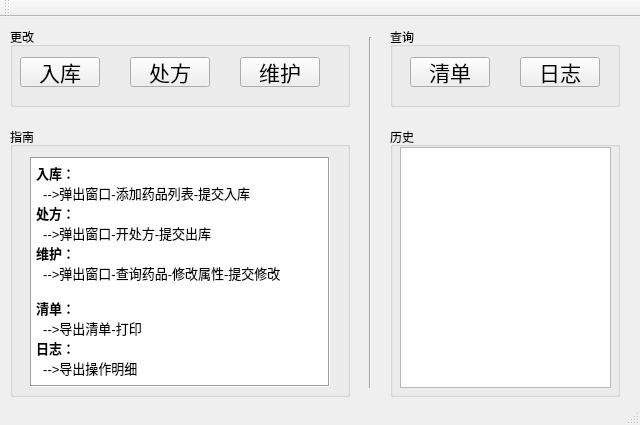
The window that panel.ui (yirami/LMMS-out-of-date) describes before a commit, drawn with Qt 5.
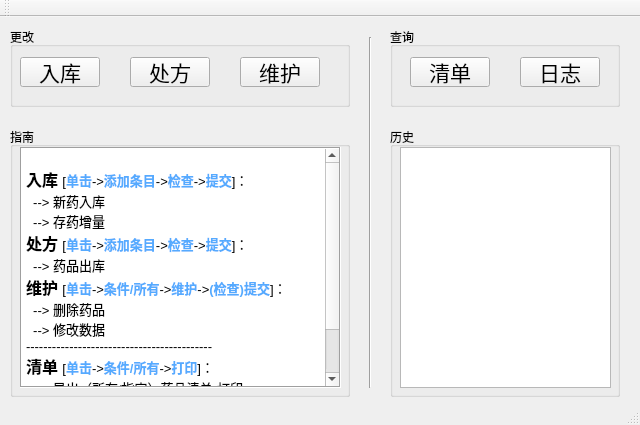
The same window after the commit.

Diff of the .ui file:
```diff
--- a/panel.ui
+++ b/panel.ui
@@ -153,10 +153,10 @@
      </property>
      <property name="geometry">
       <rect>
-       <x>20</x>
-       <y>30</y>
-       <width>300</width>
-       <height>230</height>
+       <x>10</x>
+       <y>20</y>
+       <width>321</width>
+       <height>241</height>
       </rect>
      </property>
      <property name="frameShape">
@@ -170,17 +170,20 @@
 &lt;html&gt;&lt;head&gt;&lt;meta name=&quot;qrichtext&quot; content=&quot;1&quot; /&gt;&lt;style type=&quot;text/css&quot;&gt;
 p, li { white-space: pre-wrap; }
 &lt;/style&gt;&lt;/head&gt;&lt;body style=&quot; font-family:'SimSun'; font-size:9pt; font-weight:400; font-style:normal;&quot;&gt;
-&lt;p style=&quot; margin-top:0px; margin-bottom:0px; margin-left:0px; margin-right:0px; -qt-block-indent:0; text-indent:0px;&quot;&gt;&lt;span style=&quot; font-size:10pt; font-weight:600;&quot;&gt;入库：&lt;/span&gt;&lt;/p&gt;
-&lt;p style=&quot; margin-top:0px; margin-bottom:0px; margin-left:0px; margin-right:0px; -qt-block-indent:0; text-indent:0px;&quot;&gt;&lt;span style=&quot; font-size:10pt;&quot;&gt;  --&amp;gt;弹出窗口-添加药品列表-提交入库&lt;/span&gt;&lt;/p&gt;
-&lt;p style=&quot; margin-top:0px; margin-bottom:0px; margin-left:0px; margin-right:0px; -qt-block-indent:0; text-indent:0px;&quot;&gt;&lt;span style=&quot; font-size:10pt; font-weight:600;&quot;&gt;处方：&lt;/span&gt;&lt;/p&gt;
-&lt;p style=&quot; margin-top:0px; margin-bottom:0px; margin-left:0px; margin-right:0px; -qt-block-indent:0; text-indent:0px;&quot;&gt;&lt;span style=&quot; font-size:10pt;&quot;&gt;  --&amp;gt;弹出窗口-开处方-提交出库&lt;/span&gt;&lt;/p&gt;
-&lt;p style=&quot; margin-top:0px; margin-bottom:0px; margin-left:0px; margin-right:0px; -qt-block-indent:0; text-indent:0px;&quot;&gt;&lt;span style=&quot; font-size:10pt; font-weight:600;&quot;&gt;维护：&lt;/span&gt;&lt;/p&gt;
-&lt;p style=&quot; margin-top:0px; margin-bottom:0px; margin-left:0px; margin-right:0px; -qt-block-indent:0; text-indent:0px;&quot;&gt;&lt;span style=&quot; font-size:10pt;&quot;&gt;  --&amp;gt;弹出窗口-查询药品-修改属性-提交修改&lt;/span&gt;&lt;/p&gt;
-&lt;p style=&quot;-qt-paragraph-type:empty; margin-top:0px; margin-bottom:0px; margin-left:0px; margin-right:0px; -qt-block-indent:0; text-indent:0px; font-size:10pt;&quot;&gt;&lt;br /&gt;&lt;/p&gt;
-&lt;p style=&quot; margin-top:0px; margin-bottom:0px; margin-left:0px; margin-right:0px; -qt-block-indent:0; text-indent:0px;&quot;&gt;&lt;span style=&quot; font-size:10pt; font-weight:600;&quot;&gt;清单：&lt;/span&gt;&lt;/p&gt;
-&lt;p style=&quot; margin-top:0px; margin-bottom:0px; margin-left:0px; margin-right:0px; -qt-block-indent:0; text-indent:0px;&quot;&gt;&lt;span style=&quot; font-size:10pt;&quot;&gt;  --&amp;gt;导出清单-打印&lt;/span&gt;&lt;/p&gt;
-&lt;p style=&quot; margin-top:0px; margin-bottom:0px; margin-left:0px; margin-right:0px; -qt-block-indent:0; text-indent:0px;&quot;&gt;&lt;span style=&quot; font-size:10pt; font-weight:600;&quot;&gt;日志：&lt;/span&gt;&lt;/p&gt;
-&lt;p style=&quot; margin-top:0px; margin-bottom:0px; margin-left:0px; margin-right:0px; -qt-block-indent:0; text-indent:0px;&quot;&gt;&lt;span style=&quot; font-size:10pt;&quot;&gt;  --&amp;gt;导出操作明细&lt;/span&gt;&lt;/p&gt;&lt;/body&gt;&lt;/html&gt;</string>
+&lt;p style=&quot;-qt-paragraph-type:empty; margin-top:0px; margin-bottom:0px; margin-left:0px; margin-right:0px; -qt-block-indent:0; text-indent:0px;&quot;&gt;&lt;br /&gt;&lt;/p&gt;
+&lt;p style=&quot; margin-top:0px; margin-bottom:0px; margin-left:0px; margin-right:0px; -qt-block-indent:0; text-indent:0px;&quot;&gt;&lt;span style=&quot; font-size:12pt; font-weight:600;&quot;&gt;入库 &lt;/span&gt;&lt;span style=&quot; font-size:10pt;&quot;&gt;[&lt;/span&gt;&lt;span style=&quot; font-size:10pt; font-weight:600; color:#55aaff;&quot;&gt;单击&lt;/span&gt;&lt;span style=&quot; font-size:10pt;&quot;&gt;-&amp;gt;&lt;/span&gt;&lt;span style=&quot; font-size:10pt; font-weight:600; color:#55aaff;&quot;&gt;添加条目&lt;/span&gt;&lt;span style=&quot; font-size:10pt;&quot;&gt;-&amp;gt;&lt;/span&gt;&lt;span style=&quot; font-size:10pt; font-weight:600; color:#55aaff;&quot;&gt;检查&lt;/span&gt;&lt;span style=&quot; font-size:10pt;&quot;&gt;-&amp;gt;&lt;/span&gt;&lt;span style=&quot; font-size:10pt; font-weight:600; color:#55aaff;&quot;&gt;提交&lt;/span&gt;&lt;span style=&quot; font-size:10pt;&quot;&gt;]：&lt;/span&gt;&lt;/p&gt;
+&lt;p style=&quot; margin-top:0px; margin-bottom:0px; margin-left:0px; margin-right:0px; -qt-block-indent:0; text-indent:0px;&quot;&gt;&lt;span style=&quot; font-size:10pt;&quot;&gt;  --&amp;gt; 新药入库&lt;/span&gt;&lt;/p&gt;
+&lt;p style=&quot; margin-top:0px; margin-bottom:0px; margin-left:0px; margin-right:0px; -qt-block-indent:0; text-indent:0px;&quot;&gt;&lt;span style=&quot; font-size:10pt;&quot;&gt;  --&amp;gt; 存药增量&lt;/span&gt;&lt;/p&gt;
+&lt;p style=&quot; margin-top:0px; margin-bottom:0px; margin-left:0px; margin-right:0px; -qt-block-indent:0; text-indent:0px;&quot;&gt;&lt;span style=&quot; font-size:12pt; font-weight:600;&quot;&gt;处方 &lt;/span&gt;&lt;span style=&quot; font-size:10pt;&quot;&gt;[&lt;/span&gt;&lt;span style=&quot; font-size:10pt; font-weight:600; color:#55aaff;&quot;&gt;单击&lt;/span&gt;&lt;span style=&quot; font-size:10pt;&quot;&gt;-&amp;gt;&lt;/span&gt;&lt;span style=&quot; font-size:10pt; font-weight:600; color:#55aaff;&quot;&gt;添加条目&lt;/span&gt;&lt;span style=&quot; font-size:10pt;&quot;&gt;-&amp;gt;&lt;/span&gt;&lt;span style=&quot; font-size:10pt; font-weight:600; color:#55aaff;&quot;&gt;检查&lt;/span&gt;&lt;span style=&quot; font-size:10pt;&quot;&gt;-&amp;gt;&lt;/span&gt;&lt;span style=&quot; font-size:10pt; font-weight:600; color:#55aaff;&quot;&gt;提交&lt;/span&gt;&lt;span style=&quot; font-size:10pt;&quot;&gt;]：&lt;/span&gt;&lt;/p&gt;
+&lt;p style=&quot; margin-top:0px; margin-bottom:0px; margin-left:0px; margin-right:0px; -qt-block-indent:0; text-indent:0px;&quot;&gt;&lt;span style=&quot; font-size:10pt;&quot;&gt;  --&amp;gt; 药品出库&lt;/span&gt;&lt;/p&gt;
+&lt;p style=&quot; margin-top:0px; margin-bottom:0px; margin-left:0px; margin-right:0px; -qt-block-indent:0; text-indent:0px;&quot;&gt;&lt;span style=&quot; font-size:12pt; font-weight:600;&quot;&gt;维护 &lt;/span&gt;&lt;span style=&quot; font-size:10pt;&quot;&gt;[&lt;/span&gt;&lt;span style=&quot; font-size:10pt; font-weight:600; color:#55aaff;&quot;&gt;单击&lt;/span&gt;&lt;span style=&quot; font-size:10pt;&quot;&gt;-&amp;gt;&lt;/span&gt;&lt;span style=&quot; font-size:10pt; font-weight:600; color:#55aaff;&quot;&gt;条件/所有&lt;/span&gt;&lt;span style=&quot; font-size:10pt;&quot;&gt;-&amp;gt;&lt;/span&gt;&lt;span style=&quot; font-size:10pt; font-weight:600; color:#55aaff;&quot;&gt;维护&lt;/span&gt;&lt;span style=&quot; font-size:10pt;&quot;&gt;-&amp;gt;&lt;/span&gt;&lt;span style=&quot; font-size:10pt; font-weight:600; color:#55aaff;&quot;&gt;(检查)提交&lt;/span&gt;&lt;span style=&quot; font-size:10pt;&quot;&gt;]：&lt;/span&gt;&lt;/p&gt;
+&lt;p style=&quot; margin-top:0px; margin-bottom:0px; margin-left:0px; margin-right:0px; -qt-block-indent:0; text-indent:0px;&quot;&gt;&lt;span style=&quot; font-size:10pt;&quot;&gt;  --&amp;gt; 删除药品&lt;/span&gt;&lt;/p&gt;
+&lt;p style=&quot; margin-top:0px; margin-bottom:0px; margin-left:0px; margin-right:0px; -qt-block-indent:0; text-indent:0px;&quot;&gt;&lt;span style=&quot; font-size:10pt;&quot;&gt;  --&amp;gt; 修改数据&lt;/span&gt;&lt;/p&gt;
+&lt;p style=&quot; margin-top:0px; margin-bottom:0px; margin-left:0px; margin-right:0px; -qt-block-indent:0; text-indent:0px;&quot;&gt;&lt;span style=&quot; font-size:10pt;&quot;&gt;-------------------------------------------&lt;/span&gt;&lt;/p&gt;
+&lt;p style=&quot; margin-top:0px; margin-bottom:0px; margin-left:0px; margin-right:0px; -qt-block-indent:0; text-indent:0px;&quot;&gt;&lt;span style=&quot; font-size:12pt; font-weight:600;&quot;&gt;清单 &lt;/span&gt;&lt;span style=&quot; font-size:10pt;&quot;&gt;[&lt;/span&gt;&lt;span style=&quot; font-size:10pt; font-weight:600; color:#55aaff;&quot;&gt;单击&lt;/span&gt;&lt;span style=&quot; font-size:10pt;&quot;&gt;-&amp;gt;&lt;/span&gt;&lt;span style=&quot; font-size:10pt; font-weight:600; color:#55aaff;&quot;&gt;条件/所有&lt;/span&gt;&lt;span style=&quot; font-size:10pt;&quot;&gt;-&amp;gt;&lt;/span&gt;&lt;span style=&quot; font-size:10pt; font-weight:600; color:#55aaff;&quot;&gt;打印&lt;/span&gt;&lt;span style=&quot; font-size:10pt;&quot;&gt;]：&lt;/span&gt;&lt;/p&gt;
+&lt;p style=&quot; margin-top:0px; margin-bottom:0px; margin-left:0px; margin-right:0px; -qt-block-indent:0; text-indent:0px;&quot;&gt;&lt;span style=&quot; font-size:10pt;&quot;&gt;  --&amp;gt; 导出（所有/指定）药品清单-打印&lt;/span&gt;&lt;/p&gt;
+&lt;p style=&quot; margin-top:0px; margin-bottom:0px; margin-left:0px; margin-right:0px; -qt-block-indent:0; text-indent:0px;&quot;&gt;&lt;span style=&quot; font-size:12pt; font-weight:600;&quot;&gt;日志 &lt;/span&gt;&lt;span style=&quot; font-size:12pt;&quot;&gt;[&lt;/span&gt;&lt;span style=&quot; font-size:10pt; font-weight:600; color:#55aaff;&quot;&gt;单击&lt;/span&gt;&lt;span style=&quot; font-size:10pt;&quot;&gt;-&amp;gt;&lt;/span&gt;&lt;span style=&quot; font-size:10pt; font-weight:600; color:#55aaff;&quot;&gt;日志&lt;/span&gt;&lt;span style=&quot; font-size:10pt;&quot;&gt;-&amp;gt;&lt;/span&gt;&lt;span style=&quot; font-size:10pt; font-weight:600; color:#55aaff;&quot;&gt;打印&lt;/span&gt;&lt;span style=&quot; font-size:12pt;&quot;&gt;]&lt;/span&gt;&lt;span style=&quot; font-size:10pt;&quot;&gt;：&lt;/span&gt;&lt;/p&gt;
+&lt;p style=&quot; margin-top:0px; margin-bottom:0px; margin-left:0px; margin-right:0px; -qt-block-indent:0; text-indent:0px;&quot;&gt;&lt;span style=&quot; font-size:10pt;&quot;&gt;  --&amp;gt; 导出操作明细&lt;/span&gt;&lt;/p&gt;&lt;/body&gt;&lt;/html&gt;</string>
      </property>
     </widget>
    </widget>
```
Left out of the diff: 2 changed lines with no effect on the pictures.
